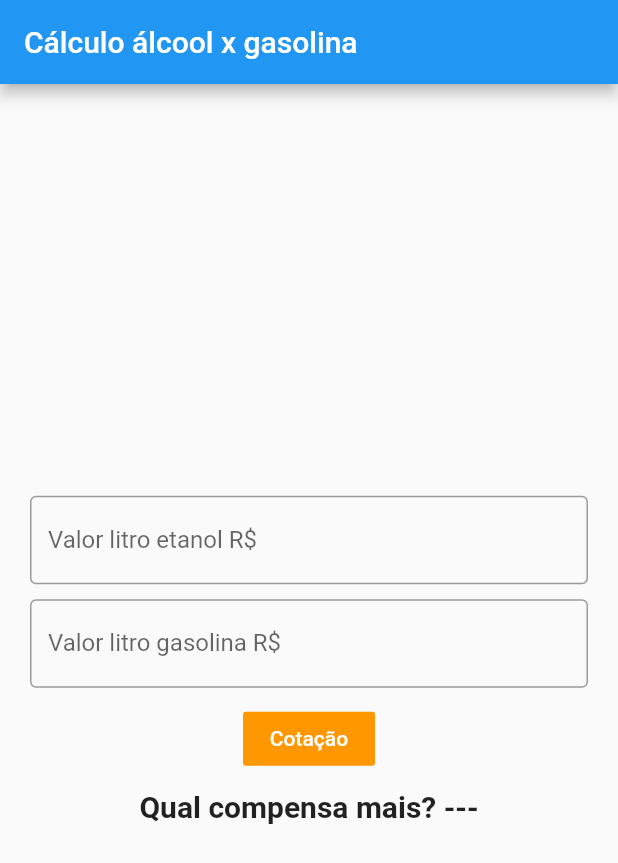
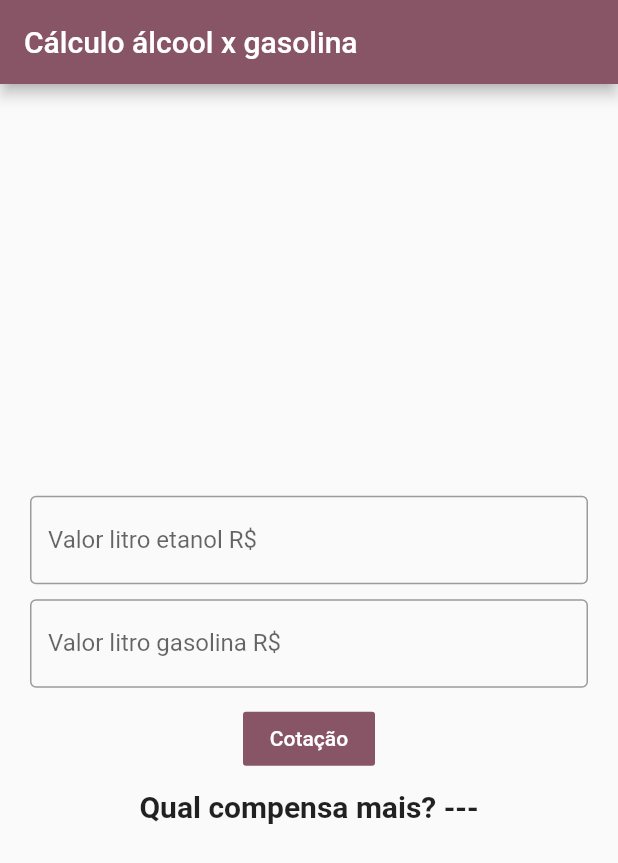
Before and after one commit to miguelarquejada/flutter-faculdade, a Flutter app: the screen it shows after launch, on a phone screen of 412 x 824 dp. Shown: the top 863 px of the screen. Run offline on Flutter 3.47's test engine with Material 2 defaults, Android fonts, the phone set to English and light mode, and no system bars; our stand-ins replace flutter_masked_text.

Commit message:
customizando cores do layout alcool_gasolina

```diff
--- a/alcool_gasolina/lib/main.dart
+++ b/alcool_gasolina/lib/main.dart
@@ -20,6 +20,7 @@ class _HomeState extends State<Home> {
     return Scaffold(
       appBar: AppBar(
         title: Text("Cálculo álcool x gasolina"),
+        backgroundColor: Color(0xff885566),
       ),
       body: Center(
         child: Container(
@@ -51,7 +52,7 @@ class _HomeState extends State<Home> {
               ),
               FlatButton(
                 child: Text("Cotação"),
-                color: Colors.orange,
+                color: Color(0xff885566),
                 onPressed: () {
                   setState(() {
                     final double valor = double.parse(valorEtanol.text) / double.parse(valorGasolina.text);
```
